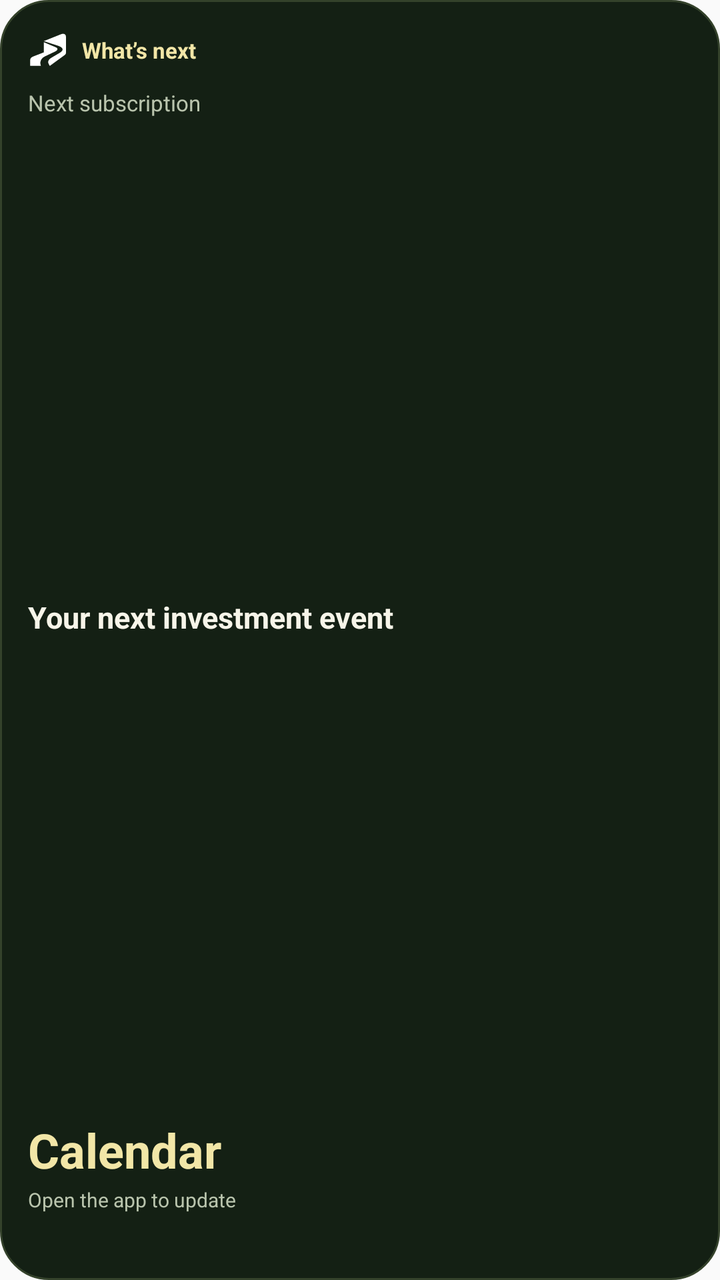
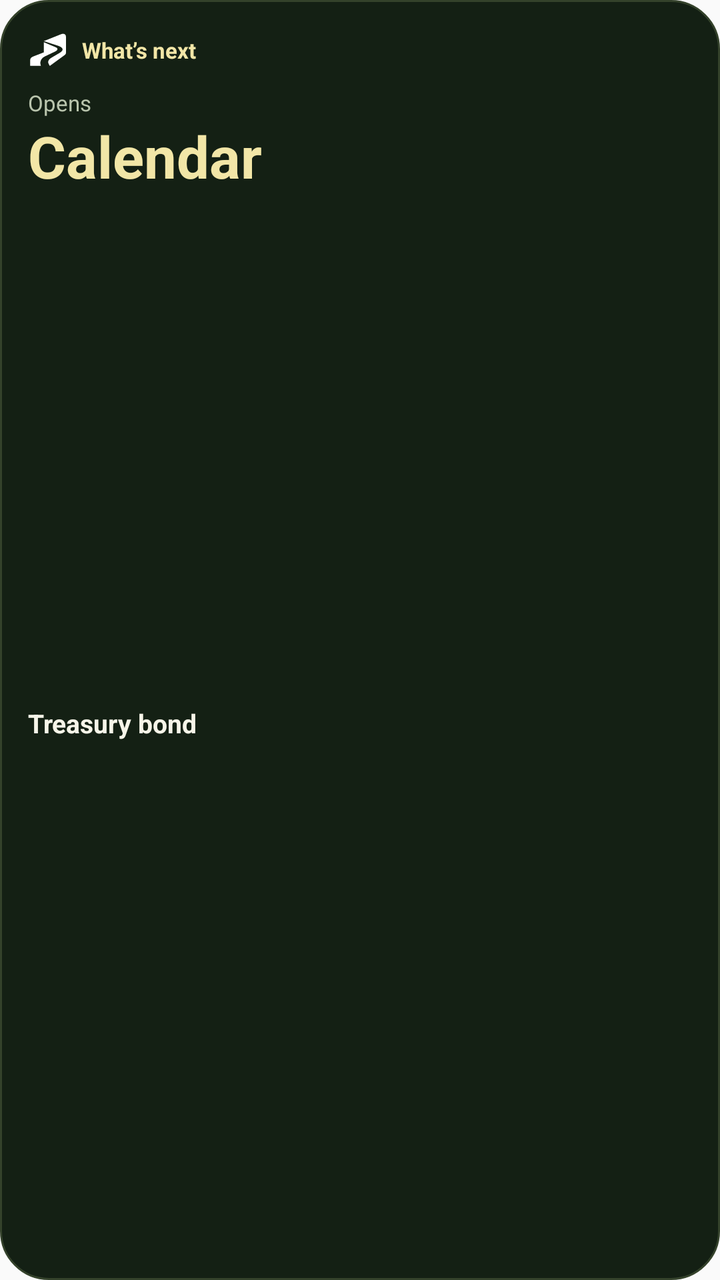

Compare the two renders of this Android layout. The source of the first and the diff that turns it into the second are given below.
<!-- AndroidManifest.xml: application theme Theme.AppCompat.DayNight.NoActionBar -->
<!-- res/layout/next_widget_small.xml -->
<LinearLayout xmlns:android="http://schemas.android.com/apk/res/android"
    android:id="@android:id/background" android:layout_width="match_parent" android:layout_height="match_parent"
    android:orientation="vertical" android:padding="14dp" android:background="@drawable/next_widget_background">
    <LinearLayout android:layout_width="match_parent" android:layout_height="22dp" android:gravity="center_vertical">
        <ImageView android:layout_width="20dp" android:layout_height="20dp" android:src="@drawable/ic_price_notification" android:contentDescription="@string/app_name" />
        <TextView android:id="@+id/next_heading" android:layout_width="0dp" android:layout_weight="1" android:layout_height="wrap_content" android:layout_marginStart="7dp" android:text="@string/next_widget_heading" android:textColor="@color/struct_brand_cream" android:textSize="11sp" android:textStyle="bold" android:maxLines="1" android:ellipsize="end" />
    </LinearLayout>
    <TextView android:id="@+id/next_status" android:layout_width="match_parent" android:layout_height="wrap_content" android:layout_marginTop="8dp" android:text="@string/next_widget_preview_status" android:textColor="@color/struct_widget_secondary_text" android:textSize="11sp" android:maxLines="1" android:ellipsize="end" />
    <TextView android:id="@+id/next_title" android:layout_width="match_parent" android:layout_height="0dp" android:layout_weight="1" android:gravity="center_vertical" android:text="@string/next_widget_preview_title" android:textColor="@color/struct_widget_text" android:textSize="15sp" android:textStyle="bold" android:maxLines="2" android:ellipsize="end" />
    <TextView android:id="@+id/next_date" android:layout_width="match_parent" android:layout_height="wrap_content" android:text="@string/next_widget_preview_date" android:textColor="@color/struct_brand_cream" android:textSize="24sp" android:textStyle="bold" android:maxLines="1" android:ellipsize="end" />
    <TextView android:id="@+id/next_detail" android:layout_width="match_parent" android:layout_height="wrap_content" android:layout_marginTop="2dp" android:text="@string/next_widget_preview_detail" android:textColor="@color/struct_widget_secondary_text" android:textSize="10sp" android:maxLines="1" android:ellipsize="end" />
    <TextView android:id="@+id/next_updated" android:layout_width="match_parent" android:layout_height="wrap_content" android:layout_marginTop="7dp" android:textColor="@color/struct_widget_secondary_text" android:textSize="9sp" android:maxLines="1" android:ellipsize="end" />
</LinearLayout>
<!-- resources referenced by this layout -->
<resources>
  <color name="struct_brand_cream">#F2E6A7</color>
  <color name="struct_widget_secondary_text">#B9C4AD</color>
  <color name="struct_widget_text">#F7F5E9</color>
  <!-- drawable ic_price_notification (drawable) -->
  <vector xmlns:android="http://schemas.android.com/apk/res/android" android:width="24dp" android:height="24dp" android:viewportWidth="512" android:viewportHeight="512">
  <group android:translateX="0.00000000" android:translateY="23.27272727" android:scaleX="1.16363636" android:scaleY="1.16363636">
  <path android:fillColor="@color/struct_fixed_white" android:pathData="M174 102 L362 27 C393 14 418 24 418 57 V228 Q418 244 407 253 L240 375 C227 355 219 340 223 324 C228 305 241 294 266 280 L349 231 C373 217 386 202 379 185 C371 170 351 161 332 154 Z"/>
  <path android:fillColor="@color/struct_fixed_white" android:pathData="M174 114 V226 L58 271 Q24 284 24 310 V375 H142 C136 356 133 341 138 325 C145 300 160 283 187 270 L298 217 C314 209 325 200 324 190 C324 180 316 174 303 169 Z"/>
  </group>
  </vector>
  <!-- drawable next_widget_background (drawable) -->
  <shape xmlns:android="http://schemas.android.com/apk/res/android">
      <solid android:color="@color/struct_widget_background" /><corners android:radius="24dp" />
      <stroke android:width="1dp" android:color="@color/struct_widget_outline" />
  </shape>
  <string name="app_name" translatable="false">Inzira</string>
  <string name="next_widget_heading">What’s next</string>
  <string name="next_widget_preview_date">Calendar</string>
  <string name="next_widget_preview_detail">Open the app to update</string>
  <string name="next_widget_preview_status">Next subscription</string>
  <string name="next_widget_preview_title">Your next investment event</string>
  <color name="struct_fixed_white">#FFFFFF</color>
  <color name="struct_widget_background">#142014</color>
  <color name="struct_widget_outline">#34422B</color>
</resources>

<!-- the commit's change to res/layout/next_widget_small.xml (unified diff, before → after) -->
@@ -6,8 +6,6 @@
         <TextView android:id="@+id/next_heading" android:layout_width="0dp" android:layout_weight="1" android:layout_height="wrap_content" android:layout_marginStart="7dp" android:text="@string/next_widget_heading" android:textColor="@color/struct_brand_cream" android:textSize="11sp" android:textStyle="bold" android:maxLines="1" android:ellipsize="end" />
     </LinearLayout>
     <TextView android:id="@+id/next_status" android:layout_width="match_parent" android:layout_height="wrap_content" android:layout_marginTop="8dp" android:text="@string/next_widget_preview_status" android:textColor="@color/struct_widget_secondary_text" android:textSize="11sp" android:maxLines="1" android:ellipsize="end" />
-    <TextView android:id="@+id/next_title" android:layout_width="match_parent" android:layout_height="0dp" android:layout_weight="1" android:gravity="center_vertical" android:text="@string/next_widget_preview_title" android:textColor="@color/struct_widget_text" android:textSize="15sp" android:textStyle="bold" android:maxLines="2" android:ellipsize="end" />
-    <TextView android:id="@+id/next_date" android:layout_width="match_parent" android:layout_height="wrap_content" android:text="@string/next_widget_preview_date" android:textColor="@color/struct_brand_cream" android:textSize="24sp" android:textStyle="bold" android:maxLines="1" android:ellipsize="end" />
-    <TextView android:id="@+id/next_detail" android:layout_width="match_parent" android:layout_height="wrap_content" android:layout_marginTop="2dp" android:text="@string/next_widget_preview_detail" android:textColor="@color/struct_widget_secondary_text" android:textSize="10sp" android:maxLines="1" android:ellipsize="end" />
-    <TextView android:id="@+id/next_updated" android:layout_width="match_parent" android:layout_height="wrap_content" android:layout_marginTop="7dp" android:textColor="@color/struct_widget_secondary_text" android:textSize="9sp" android:maxLines="1" android:ellipsize="end" />
+    <TextView android:id="@+id/next_date" android:layout_width="match_parent" android:layout_height="wrap_content" android:text="@string/next_widget_preview_date" android:textColor="@color/struct_brand_cream" android:textSize="29sp" android:textStyle="bold" android:maxLines="1" android:ellipsize="end" />
+    <TextView android:id="@+id/next_title" android:layout_width="match_parent" android:layout_height="0dp" android:layout_weight="1" android:gravity="center_vertical" android:text="@string/next_widget_preview_title" android:textColor="@color/struct_widget_text" android:textSize="13sp" android:textStyle="bold" android:maxLines="2" android:ellipsize="end" />
 </LinearLayout>
<!-- resource entries referenced after the edit -->
@@ -18,9 +18,8 @@
   <string name="app_name" translatable="false">Inzira</string>
   <string name="next_widget_heading">What’s next</string>
   <string name="next_widget_preview_date">Calendar</string>
-  <string name="next_widget_preview_detail">Open the app to update</string>
-  <string name="next_widget_preview_status">Next subscription</string>
-  <string name="next_widget_preview_title">Your next investment event</string>
+  <string name="next_widget_preview_status">Opens</string>
+  <string name="next_widget_preview_title">Treasury bond</string>
   <color name="struct_fixed_white">#FFFFFF</color>
   <color name="struct_widget_background">#142014</color>
   <color name="struct_widget_outline">#34422B</color>
